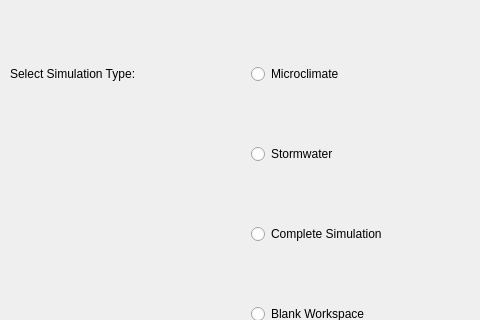
This is src/libdynamind-gui/wizard/intropage.ui in iut-ibk/P8-WSC-GUI as Qt 5 draws it before an edit; both pictures show x 0 to 480 and y 0 to 320 of the 610 by 410 pixel window. The edited form follows.
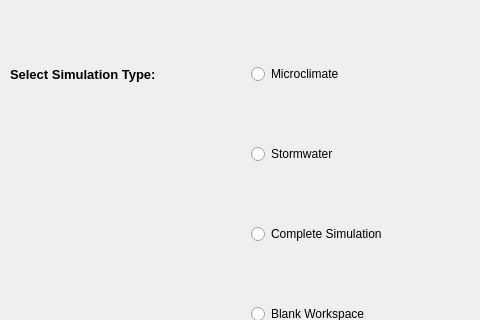
This is the edited form. Icons and pictures are not drawn.

```diff
--- a/src/libdynamind-gui/wizard/intropage.ui
+++ b/src/libdynamind-gui/wizard/intropage.ui
@@ -129,6 +129,13 @@
     </item>
     <item row="0" column="0">
      <widget class="QLabel" name="label_5">
+      <property name="font">
+       <font>
+        <pointsize>10</pointsize>
+        <weight>75</weight>
+        <bold>true</bold>
+       </font>
+      </property>
       <property name="text">
        <string>Select Simulation Type:</string>
       </property>
```
